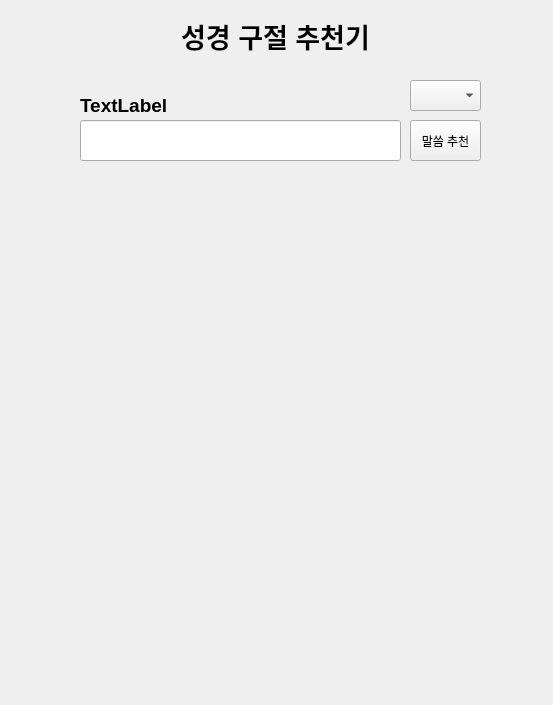
This is Word_recommendation.ui in KGW0128/Bible_Verse_Recommendations as Qt 5 draws it before an edit. The edited form follows.
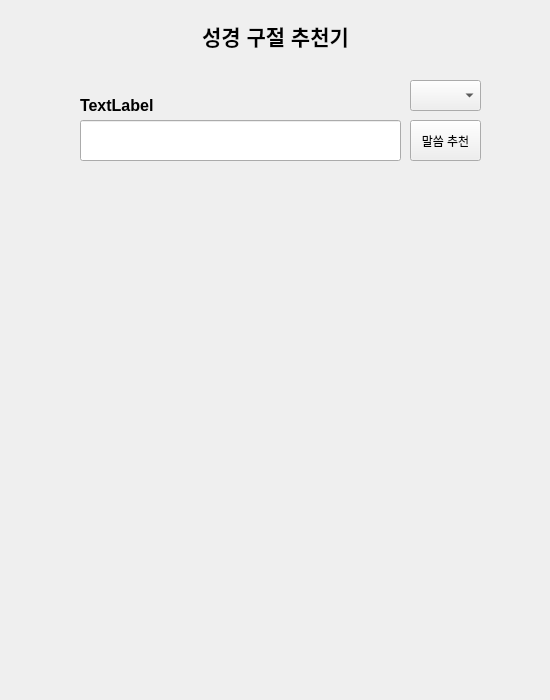
This is the edited form.

Patch:
```diff
--- a/Word_recommendation.ui
+++ b/Word_recommendation.ui
@@ -6,8 +6,8 @@
    <rect>
     <x>0</x>
     <y>0</y>
-    <width>553</width>
-    <height>705</height>
+    <width>550</width>
+    <height>700</height>
    </rect>
   </property>
   <property name="windowTitle">
@@ -24,7 +24,7 @@
    </property>
    <property name="font">
     <font>
-     <pointsize>20</pointsize>
+     <pointsize>16</pointsize>
      <weight>75</weight>
      <italic>false</italic>
      <bold>true</bold>
@@ -108,7 +108,7 @@
    </property>
    <property name="font">
     <font>
-     <pointsize>14</pointsize>
+     <pointsize>12</pointsize>
      <weight>75</weight>
      <bold>true</bold>
     </font>
```
Left out of the diff: 2 changed lines with no effect on the pictures.
